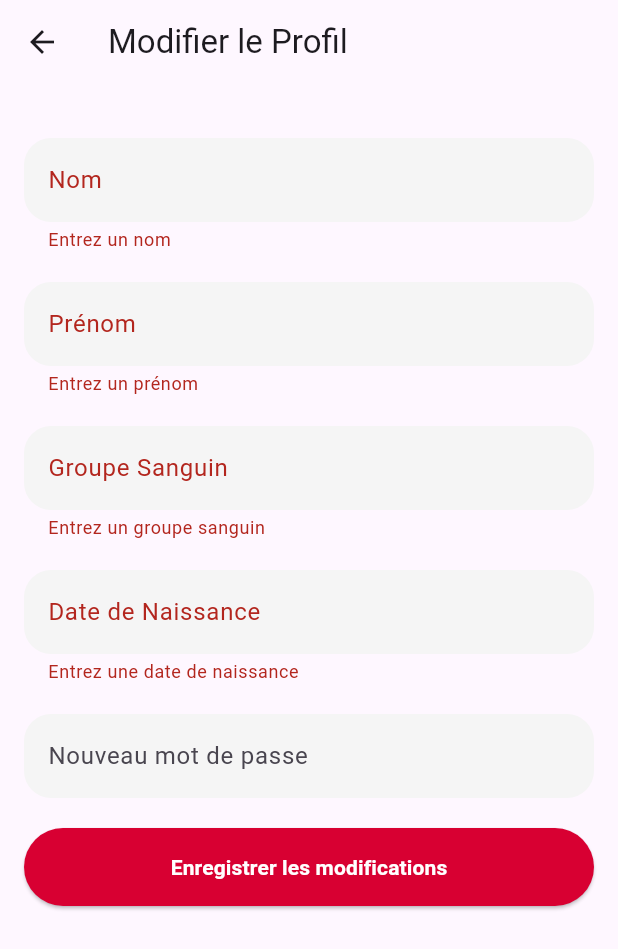
After one commit to Amadou-Niangaly/joolidiAppMobile, a Flutter app: the EditProfilPage screen opened directly, after a tap on "Enregistrer les modifications", on a phone screen of 412 x 824 dp. The commit adds this screen. Shown: the top 949 px of the screen. Run offline on Flutter 3.47's test engine with Material 3 defaults, Android fonts, the phone set to English and light mode, and no system bars; our stand-ins replace cloud_firestore, firebase_auth, firebase_core, firebase_messaging, flutter_local_notifications, flutter_map and 2 more; accounts and stored records are empty.

Commit message:
ajout de editProfil

```diff
--- /dev/null
+++ b/bs_app_mobile/lib/iu/pages/edit_profil.dart
@@ -0,0 +1,227 @@
+import 'package:bs_app_mobile/iu/pages/profil.dart';
+import 'package:flutter/material.dart';
+import 'package:bs_app_mobile/services/auth_service.dart'; // Remplacez avec votre service d'authentification
+import 'package:cloud_firestore/cloud_firestore.dart';
+
+class EditProfilPage extends StatefulWidget {
+  const EditProfilPage({super.key});
+
+  @override
+  _EditProfilPageState createState() => _EditProfilPageState();
+}
+
+class _EditProfilPageState extends State<EditProfilPage> {
+  final FirebaseAuthService authService = FirebaseAuthService(); // Instance de votre service d'authentification
+  final _formKey = GlobalKey<FormState>();
+  TextEditingController nomController = TextEditingController();
+  TextEditingController prenomController = TextEditingController();
+  TextEditingController groupeSanguinController = TextEditingController();
+  TextEditingController dateNaissanceController = TextEditingController();
+  TextEditingController passwordController = TextEditingController();
+
+  @override
+  void initState() {
+    super.initState();
+    _loadUserData();
+  }
+
+  Future<void> _loadUserData() async {
+    final userInfo = await authService.getUserInfo();
+    setState(() {
+      nomController.text = userInfo?['nom'];
+      prenomController.text = userInfo?['prenom'];
+      groupeSanguinController.text = userInfo?['groupeSanguin'];
+      dateNaissanceController.text = userInfo?['dateNaissance'];
+    });
+  }
+
+Future<void> _updateUserInfo() async {
+  if (_formKey.currentState!.validate()) {
+    try {
+      await FirebaseFirestore.instance
+          .collection('utilisateurs')
+          .doc(authService.getCurrentUserId())
+          .update({
+        'nom': nomController.text,
+        'prenom': prenomController.text,
+        'groupeSanguin': groupeSanguinController.text,
+        'dateNaissance': dateNaissanceController.text,
+      });
+      print("User information updated in Firestore.");
+
+      if (passwordController.text.isNotEmpty) {
+        // Prompt for current password
+        final currentPassword = await _promptForPassword();
+
+        try {
+          await authService.reauthenticateUser(currentPassword);
+          await authService.updatePassword(passwordController.text);
+          print("Password updated successfully.");
+        } catch (e) {
+          print("Error updating password: $e");
+          ScaffoldMessenger.of(context).showSnackBar(
+            const SnackBar(
+                content: Text('Votre session a expiré. Veuillez vous reconnecter.')),
+          );
+        }
+      }
+
+      ScaffoldMessenger.of(context).showSnackBar(
+        const SnackBar(content: Text('Informations mises à jour avec succès')),
+      );
+      Navigator.pop(context);
+    } catch (e) {
+      print("Error: $e");
+      ScaffoldMessenger.of(context).showSnackBar(
+        SnackBar(content: Text('Erreur : $e')),
+      );
+    }
+  } else {
+    print("Form validation failed.");
+  }
+}
+
+Future<String> _promptForPassword() async {
+  String password = '';
+  await showDialog(
+    context: context,
+    builder: (context) => AlertDialog(
+      title: const Text('Mot de passe actuel'),
+      content: TextField(
+        obscureText: true,
+        onChanged: (value) => password = value,
+        decoration: const InputDecoration(hintText: 'Entrez votre mot de passe actuel'),
+      ),
+      actions: [
+        TextButton(
+          onPressed: () => Navigator.of(context).pop(),
+          child: const Text('Annuler'),
+        ),
+        TextButton(
+          onPressed: () => Navigator.of(context).pop(),
+          child: const Text('Confirmer'),
+        ),
+      ],
+    ),
+  );
+  return password;
+}
+
+
+  @override
+  Widget build(BuildContext context) {
+    return Scaffold(
+      appBar: AppBar(
+        title: const Text('Modifier le Profil'),
+      ),
+      body: Padding(
+        padding: const EdgeInsets.all(16.0),
+        child: Form(
+          key: _formKey,
+          child: ListView(
+            children: [
+                const SizedBox(height: 20),
+              TextFormField(
+                controller: nomController,
+                decoration:  InputDecoration(labelText: 'Nom',
+                  border: OutlineInputBorder(
+              borderRadius: BorderRadius.circular(18),
+              borderSide: BorderSide.none,
+            ),
+               fillColor: Theme.of(context).hintColor,
+            filled: true,
+                )
+
+                ,
+                validator: (value) => value == null || value.isEmpty ? 'Entrez un nom' : null,
+              ),
+                const SizedBox(height: 20),
+              TextFormField(
+                controller: prenomController,
+                decoration:  InputDecoration(labelText: 'Prénom',
+                border: OutlineInputBorder(
+              borderRadius: BorderRadius.circular(18),
+              borderSide: BorderSide.none,
+            ),
+               fillColor: Theme.of(context).hintColor,
+            filled: true,
+
+                ),
+                validator: (value) => value == null || value.isEmpty ? 'Entrez un prénom' : null,
+              ),
+                const SizedBox(height: 20),
+              TextFormField(
+                controller: groupeSanguinController,
+                decoration: InputDecoration(labelText: 'Groupe Sanguin',
+
+                border: OutlineInputBorder(
+              borderRadius: BorderRadius.circular(18),
+              borderSide: BorderSide.none,
+            ),
+               fillColor: Theme.of(context).hintColor,
+            filled: true,
+                ),
+                validator: (value) => value == null || value.isEmpty ? 'Entrez un groupe sanguin' : null,
+              ),
+                const SizedBox(height: 20),
+              TextFormField(
+                controller: dateNaissanceController,
+                decoration: InputDecoration(labelText: 'Date de Naissance',
+                 border: OutlineInputBorder(
+              borderRadius: BorderRadius.circular(18),
+              borderSide: BorderSide.none,
+            ),
+               fillColor: Theme.of(context).hintColor,
+            filled: true,
+                ),
+                onTap: () async {
+                  FocusScope.of(context).requestFocus(FocusNode()); // Empêche l'apparition du clavier
+                  final date = await showDatePicker(
+                    context: context,
+                    initialDate: DateTime.now(),
+                    firstDate: DateTime(1900),
+                    lastDate: DateTime.now(),
+                  );
+                  if (date != null) {
+                    dateNaissanceController.text = "${date.day}/${date.month}/${date.year}";
+                  }
+                },
+                validator: (value) => value == null || value.isEmpty ? 'Entrez une date de naissance' : null,
+              ),
+              const SizedBox(height: 20),
+              TextFormField(
+                controller: passwordController,
+                decoration:  InputDecoration(labelText: 'Nouveau mot de passe',
+                border: OutlineInputBorder(
+              borderRadius: BorderRadius.circular(18),
+              borderSide: BorderSide.none,
+            ),
+               fillColor: Theme.of(context).hintColor,
+            filled: true,
+                ),
+                obscureText: true,
+                validator: (value) {
+                  if (value != null && value.isNotEmpty && value.length < 6) {
+                    return 'Le mot de passe doit comporter au moins 6 caractères';
+                  }
+                  return null;
+                },
+              ),
+              const SizedBox(height: 20),
+              ElevatedButton(
+                onPressed: _updateUserInfo,
+
+                child: Text('Enregistrer les modifications',style: TextStyle(fontWeight: FontWeight.bold,color: Colors.white),),
+                style: ElevatedButton.styleFrom(
+                     shape: const StadiumBorder(),
+            padding: const EdgeInsets.symmetric(vertical: 16),
+            backgroundColor: Theme.of(context).primaryColor,
+                ),
+              ),
+            ],
+          ),
+        ),
+      ),
+    );
+  }
+}
```
Also changed, not shown: bs_app_mobile/lib/iu/pages/profil.dart (+30 -18 lines), bs_app_mobile/lib/services/auth_service.dart (+39 -0 lines).
